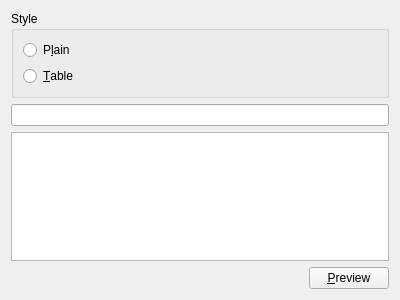
Above: plugins/exp-plaintext/plaintextexportwidget.ui from martin-kudlicka/vocabulary-master before the change. Below: the same form after it.
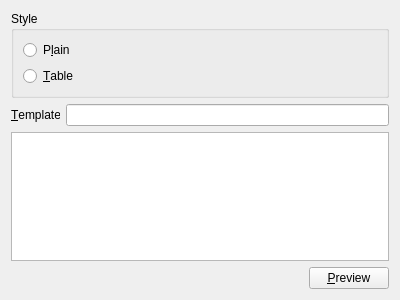
That is the form after the change.

Commit message: + plaintext edit label

Patch:
```diff
--- a/plugins/exp-plaintext/plaintextexportwidget.ui
+++ b/plugins/exp-plaintext/plaintextexportwidget.ui
@@ -45,7 +45,21 @@
         <number>0</number>
        </property>
        <item>
-        <widget class="QLineEdit" name="qlePlainEdit"/>
+        <layout class="QHBoxLayout" name="horizontalLayout_2">
+         <item>
+          <widget class="QLabel" name="label">
+           <property name="text">
+            <string>&amp;Template</string>
+           </property>
+           <property name="buddy">
+            <cstring>qlePlainEdit</cstring>
+           </property>
+          </widget>
+         </item>
+         <item>
+          <widget class="QLineEdit" name="qlePlainEdit"/>
+         </item>
+        </layout>
        </item>
        <item>
         <widget class="QPlainTextEdit" name="qptePlainPreview">
```
